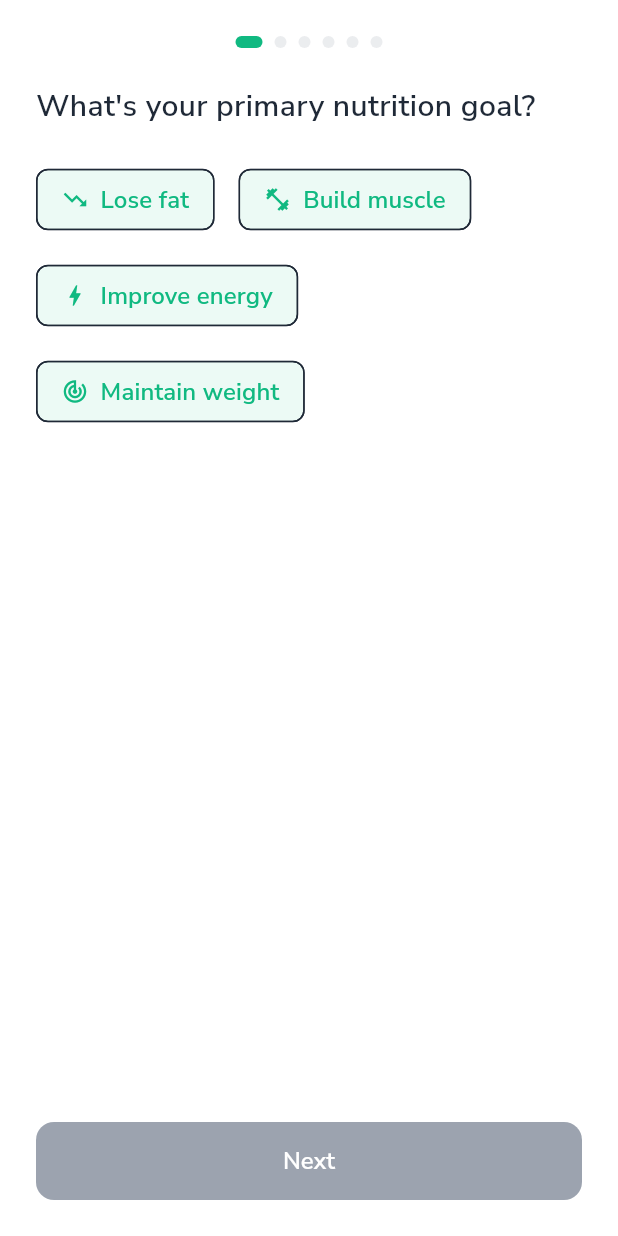
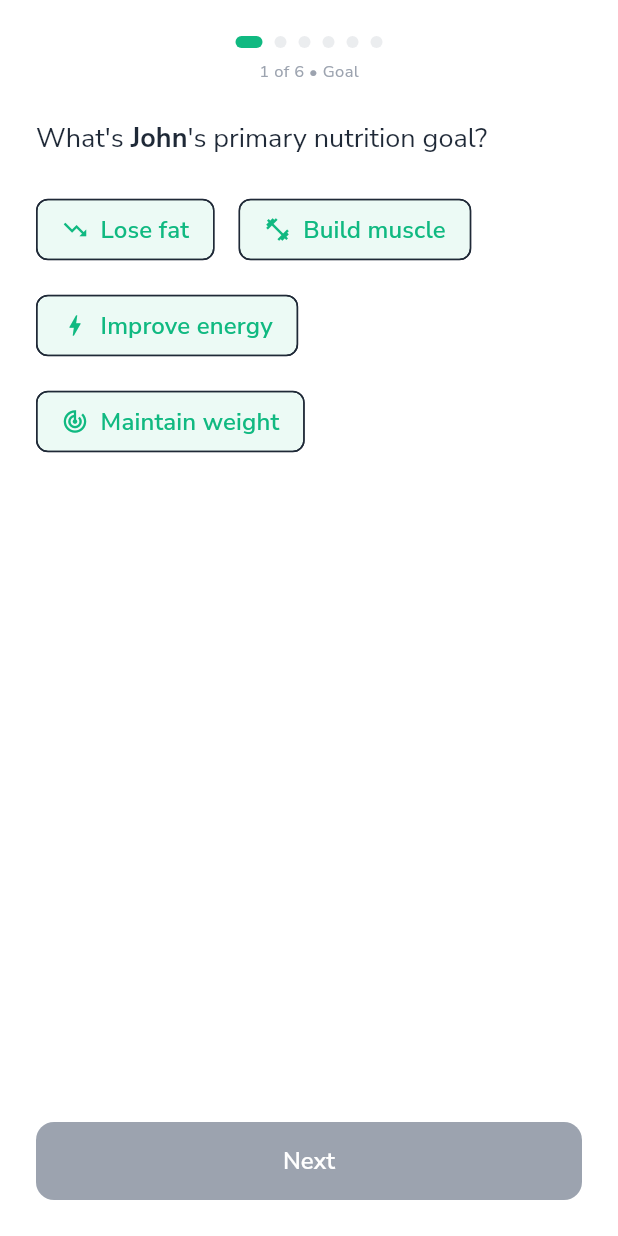
Before and after one commit to mahmoudal99/moctarnutrition, a Flutter app: the AdminMealSetupFlow screen opened directly, on a phone screen of 412 x 824 dp. Run offline on Flutter 3.47's test engine with Material 3 defaults, Android fonts, the phone set to English and light mode, and no system bars; our stand-ins replace cached_network_image, cloud_firestore, firebase_auth, firebase_core, firebase_storage, fl_chart and 12 more; missing offline and left inert: flutter_floating_bottom_bar; accounts and stored records are empty; project files that could hold a hidden picture were left out.

Commit message:
Improve admin meal flow step

```diff
--- a/lib/features/meal_prep/presentation/screens/meal_prep_demo.dart
+++ b/lib/features/meal_prep/presentation/screens/meal_prep_demo.dart
@@ -200,6 +200,7 @@ class _MealPrepDemoState extends State<MealPrepDemo> {
               foodsToAvoid: ['Shellfish'],
               favoriteFoods: ['Chicken', 'Rice', 'Vegetables'],
             ),
+            userName: 'John',
             onMealPlanGenerated: () {
               ScaffoldMessenger.of(context).showSnackBar(
                 const SnackBar(content: Text('Meal plan generated!')),
--- a/lib/features/meal_prep/presentation/widgets/admin_meal_setup_flow.dart
+++ b/lib/features/meal_prep/presentation/widgets/admin_meal_setup_flow.dart
@@ -15,11 +15,13 @@ import 'setup_steps/final_review_step.dart';
 
 class AdminMealSetupFlow extends StatefulWidget {
   final UserPreferences targetUserPreferences;
+  final String? userName;
   final VoidCallback? onMealPlanGenerated;
 
   const AdminMealSetupFlow({
     super.key,
     required this.targetUserPreferences,
+    this.userName,
     this.onMealPlanGenerated,
   });
 
@@ -282,21 +284,25 @@ class _AdminMealSetupFlowState extends State<AdminMealSetupFlow> {
         return GoalSelectionStep(
           selected: _selectedNutritionGoal,
           onSelect: (goal) => setState(() => _selectedNutritionGoal = goal),
+          userName: widget.userName,
         );
       case 1:
         return MealFrequencyStep(
           selected: _mealFrequency,
           onSelect: (frequency) => setState(() => _mealFrequency = frequency),
+          userName: widget.userName,
         );
       case 2:
         return CaloriesStep(
           targetCalories: _targetCalories,
           onChanged: (calories) => setState(() => _targetCalories = calories),
+          userName: widget.userName,
         );
       case 3:
         return CheatDayStep(
           selectedDay: _cheatDay,
           onSelect: (day) => setState(() => _cheatDay = day),
+          userName: widget.userName,
         );
       case 4:
         return PlanDurationStep(
@@ -306,11 +312,13 @@ class _AdminMealSetupFlowState extends State<AdminMealSetupFlow> {
           remindersEnabled: _remindersEnabled,
           onToggleReminders: (value) =>
               setState(() => _remindersEnabled = value),
+          userName: widget.userName,
         );
       case 5:
         return FinalReviewStep(
           userPreferences: _userPreferences,
           selectedDays: _selectedDays,
+          userName: widget.userName,
         );
       default:
         return const SizedBox.shrink();
@@ -404,23 +412,49 @@ class _ProgressDots extends StatelessWidget {
 
   const _ProgressDots({required this.current, required this.total});
 
+  // Use the same colors as user onboarding for first 4 steps, then distinct colors for last 2
   static const List<Color> _stepColors = [
-    AppConstants.primaryColor,
-    AppConstants.secondaryColor,
-    AppConstants.accentColor,
-    AppConstants.warningColor,
-    AppConstants.successColor,
-    AppConstants.primaryColor,
+    AppConstants.primaryColor,    // Step 0: Goal Selection (Green - main goal)
+    AppConstants.accentColor,     // Step 1: Meal Frequency (Dark Green - meal planning)
+    AppConstants.secondaryColor,  // Step 2: Calories (Light Green - energy/nutrition)
+    AppConstants.warningColor,    // Step 3: Cheat Day (Orange - indulgence)
+    Colors.purple,                // Step 4: Plan Duration (Purple - commitment)
+    Colors.blue,                  // Step 5: Final Review (Blue - completion)
+  ];
+
+  // Step titles for better context
+  static const List<String> _stepTitles = [
+    'Goal',
+    'Frequency',
+    'Calories',
+    'Cheat Day',
+    'Duration',
+    'Review',
   ];
 
   @override
   Widget build(BuildContext context) {
-    return Row(
+    return Column(
+      children: [
+        Row(
           mainAxisAlignment: MainAxisAlignment.center,
           children: List.generate(total, (i) {
-        final color = i <= current
-            ? _stepColors[i % _stepColors.length]
-            : AppConstants.textTertiary.withOpacity(0.2);
+            // Each dot shows its own color when completed, current step color when current, or gray when not reached
+            Color color;
+            if (i < current) {
+              // Completed steps show their own color
+              color = _stepColors[i];
+              print('Step $i (completed): ${color.toString()}'); // Debug
+            } else if (i == current) {
+              // Current step shows its own color
+              color = _stepColors[i];
+              print('Step $i (current): ${color.toString()}'); // Debug
+            } else {
+              // Future steps show gray
+              color = AppConstants.textTertiary.withOpacity(0.2);
+              print('Step $i (future): ${color.toString()}'); // Debug
+            }
+
             return AnimatedContainer(
               duration: const Duration(milliseconds: 200),
               margin: const EdgeInsets.symmetric(horizontal: 4),
@@ -432,6 +466,21 @@ class _ProgressDots extends StatelessWidget {
               ),
             );
           }),
+        ),
+        const SizedBox(height: 8),
+        // Add step indicator text
+        AnimatedSwitcher(
+          duration: const Duration(milliseconds: 200),
+          child: Text(
+            '${current + 1} of $total • ${_stepTitles[current]}',
+            key: ValueKey(current),
+            style: AppTextStyles.caption.copyWith(
+              fontSize: 11,
+              color: AppConstants.textTertiary,
+            ),
+          ),
+        ),
+      ],
     );
   }
 }
--- a/lib/features/meal_prep/presentation/widgets/setup_steps/goal_selection_step.dart
+++ b/lib/features/meal_prep/presentation/widgets/setup_steps/goal_selection_step.dart
@@ -1,5 +1,6 @@
 import 'package:flutter/material.dart';
 import '../../../../../core/constants/app_constants.dart';
+import 'personalized_title.dart';
 
 enum NutritionGoal { loseFat, buildMuscle, improveEnergy, maintainWeight }
 
@@ -34,11 +35,13 @@ extension NutritionGoalExt on NutritionGoal {
 class GoalSelectionStep extends StatelessWidget {
   final NutritionGoal? selected;
   final ValueChanged<NutritionGoal> onSelect;
+  final String? userName;
 
   const GoalSelectionStep({
     super.key,
     required this.selected,
     required this.onSelect,
+    this.userName,
   });
 
   @override
@@ -46,9 +49,10 @@ class GoalSelectionStep extends StatelessWidget {
     return Column(
       crossAxisAlignment: CrossAxisAlignment.stretch,
       children: [
-        Text(
-          "What's your primary nutrition goal?",
-          style: AppTextStyles.heading4,
+        PersonalizedTitle(
+          userName: userName,
+          title: "What's {name}'s primary nutrition goal?",
+          fallbackTitle: "What's your primary nutrition goal?",
         ),
         const SizedBox(height: AppConstants.spacingL),
         Wrap(
--- /dev/null
+++ b/lib/features/meal_prep/presentation/widgets/setup_steps/personalized_title.dart
@@ -0,0 +1,57 @@
+import 'package:flutter/material.dart';
+import '../../../../../core/constants/app_constants.dart';
+
+class PersonalizedTitle extends StatelessWidget {
+  final String? userName;
+  final String title;
+  final String? fallbackTitle;
+  final TextStyle? style;
+  final TextAlign? textAlign;
+
+  const PersonalizedTitle({
+    super.key,
+    this.userName,
+    required this.title,
+    this.fallbackTitle,
+    this.style,
+    this.textAlign,
+  });
+
+  @override
+  Widget build(BuildContext context) {
+    final defaultStyle = style ?? AppTextStyles.bodyLarge;
+    final finalStyle = defaultStyle.copyWith(fontWeight: FontWeight.w600);
+
+    if (userName != null && userName!.isNotEmpty) {
+      final nameIndex = title.indexOf('{name}');
+      if (nameIndex != -1) {
+        return RichText(
+          text: TextSpan(
+            children: [
+              TextSpan(
+                text: title.substring(0, nameIndex),
+                style: defaultStyle,
+              ),
+              TextSpan(
+                text: userName,
+                style: finalStyle.copyWith(fontWeight: FontWeight.bold),
+              ),
+              TextSpan(
+                text: title.substring(nameIndex + 6),
+                style: defaultStyle,
+              ),
+            ],
+          ),
+          textAlign: textAlign ?? TextAlign.start,
+        );
+      }
+    }
+
+    // Fallback case
+    return Text(
+      fallbackTitle ?? title.replaceAll('{name}', 'your'),
+      style: finalStyle,
+      textAlign: textAlign ?? TextAlign.start,
+    );
+  }
+}
```
Also changed, not shown: lib/features/admin/presentation/screens/admin_meal_plan_setup_screen.dart (+74 -5 lines), lib/features/meal_prep/presentation/widgets/setup_steps/calories_step.dart (+7 -3 lines), lib/features/meal_prep/presentation/widgets/setup_steps/cheat_day_step.dart (+14 -10 lines), lib/features/meal_prep/presentation/widgets/setup_steps/final_review_step.dart (+17 -11 lines), lib/features/meal_prep/presentation/widgets/setup_steps/meal_frequency_step.dart (+9 -5 lines), lib/features/meal_prep/presentation/widgets/setup_steps/plan_duration_step.dart (+7 -3 lines). Lines whose indentation alone changed are shown as unchanged.
